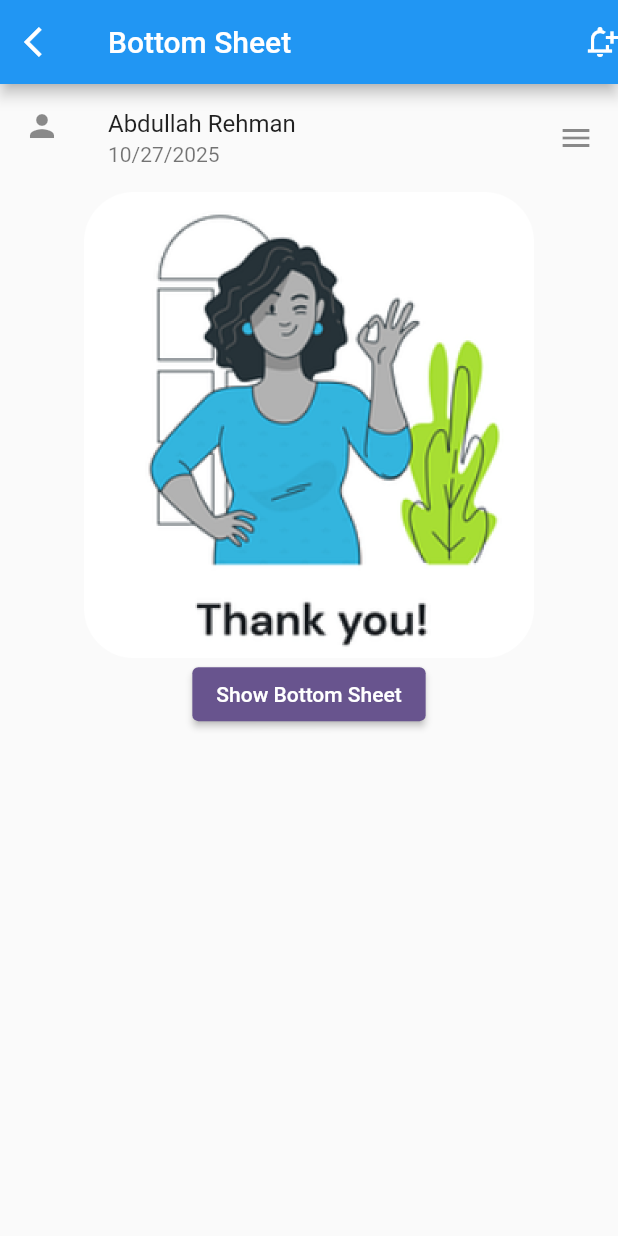
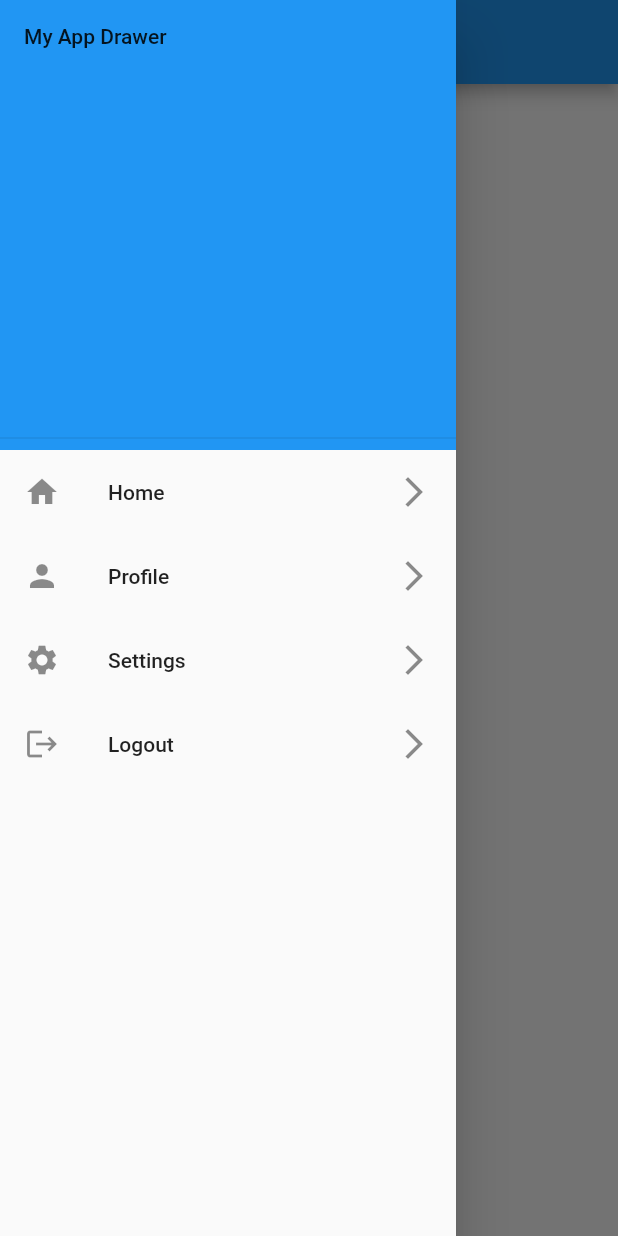
Before and after one commit to AbRehman536/Flutter_sec_8, a Flutter app: the screen it shows after launch, with the side drawer open (before the commit the screen has no drawer), on a phone screen of 412 x 824 dp. Run offline on Flutter 3.47's test engine with Material 3 defaults, Android fonts, the phone set to English and light mode, and no system bars.

Commit message:
popup and drawer menu Done

```diff
--- /dev/null
+++ b/lib/drawer_menu.dart
@@ -0,0 +1,53 @@
+import 'package:flutter/material.dart';
+
+class DrawerMenuDemo extends StatelessWidget {
+  const DrawerMenuDemo({super.key});
+
+  @override
+  Widget build(BuildContext context) {
+    return Scaffold(
+      appBar: AppBar(
+        title: Text("Drawer Menu"),
+        centerTitle: true,
+        backgroundColor: Colors.blue,
+        foregroundColor: Colors.white,
+      ),
+      drawer: Drawer(
+        child: ListView(
+          children: [
+            Container(
+              height: 300,
+              color: Colors.blue,
+              child: DrawerHeader(
+                  child: Text("My App Drawer")),
+            ),
+            ListTile(
+              leading: Icon(Icons.home),
+              title: Text("Home"),
+              trailing: Icon(Icons.arrow_forward_ios),
+              onTap: (){},
+            ),
+            ListTile(
+              leading: Icon(Icons.person),
+              title: Text("Profile"),
+              trailing: Icon(Icons.arrow_forward_ios),
+              onTap: (){},
+            ),
+            ListTile(
+              leading: Icon(Icons.settings),
+              title: Text("Settings"),
+              trailing: Icon(Icons.arrow_forward_ios),
+              onTap: (){},
+            ),
+            ListTile(
+              leading: Icon(Icons.logout),
+              title: Text("Logout"),
+              trailing: Icon(Icons.arrow_forward_ios),
+              onTap: (){},
+            ),
+          ],
+        ),
+      ),
+    );
+  }
+}
--- a/lib/main.dart
+++ b/lib/main.dart
@@ -3,6 +3,7 @@
 import 'package:flutter_sec_8/asset_image.dart';
 import 'package:flutter_sec_8/bottom_bar.dart';
 import 'package:flutter_sec_8/bottom_sheet.dart';
+import 'package:flutter_sec_8/drawer_menu.dart';
 import 'package:flutter_sec_8/extra.dart';
 import 'package:flutter_sec_8/fab_demo.dart';
 import 'package:flutter_sec_8/grid_view.dart';
@@ -13,6 +14,7 @@
 import 'package:flutter_sec_8/nested_row_column.dart';
 import 'package:flutter_sec_8/network_image.dart';
 import 'package:flutter_sec_8/pageview.dart';
+import 'package:flutter_sec_8/popup_menu_demo.dart';
 import 'package:flutter_sec_8/row_column.dart';
 import 'package:flutter_sec_8/single_selection.dart';
 import 'package:flutter_sec_8/tab_bar.dart';
@@ -28,6 +30,7 @@
   @override
   Widget build(BuildContext context) {
     return MaterialApp(
+      debugShowCheckedModeBanner: false,
       title: 'Flutter Demo',
       theme: ThemeData(
         // This is the theme of your application.
@@ -48,7 +51,7 @@
         colorScheme: ColorScheme.fromSeed(seedColor: Colors.deepPurple),
         useMaterial3: false,
       ),
-      home: BottomSheetDemo(),
+      home: DrawerMenuDemo(),
     );
   }
 }
```
Also changed, not shown: lib/popup_menu_demo.dart (added, +34 -0 lines).
